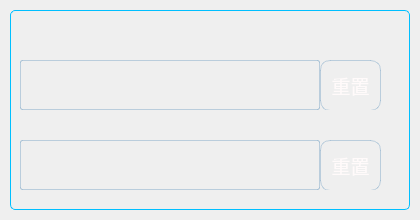
This is TIM/addresssetting.ui in Sunlx5522/TFW_PROJECT as Qt 5 draws it before an edit. The edited form follows.
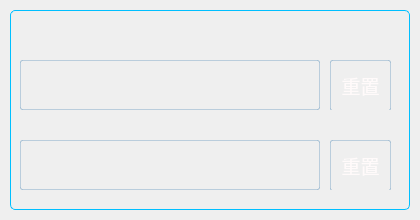
This is the edited form. Icons and pictures are not drawn.

```diff
--- a/TIM/addresssetting.ui
+++ b/TIM/addresssetting.ui
@@ -138,7 +138,7 @@
      <widget class="QPushButton" name="reset1">
       <property name="geometry">
        <rect>
-        <x>300</x>
+        <x>310</x>
         <y>10</y>
         <width>61</width>
         <height>51</height>
@@ -172,7 +172,7 @@
 color:#FFFAFA;/*字体颜色设置*/
 background-color:rgba(70,130,180, 0);/*背景颜色设置*/  
 border-style:outset;/*背景颜色设置*/
-border-radius:10px;/*边框圆角半径设置*/
+border-radius:2px;/*边框圆角半径设置*/
 border: 1px solid rgba(70,130,180, 80)
 }
 
@@ -387,7 +387,7 @@
      <widget class="QPushButton" name="reset2">
       <property name="geometry">
        <rect>
-        <x>300</x>
+        <x>310</x>
         <y>10</y>
         <width>61</width>
         <height>51</height>
@@ -421,7 +421,7 @@
 color:#FFFAFA;/*字体颜色设置*/
 background-color:rgba(70,130,180, 0);/*背景颜色设置*/  
 border-style:outset;/*背景颜色设置*/
-border-radius:10px;/*边框圆角半径设置*/
+border-radius:2px;/*边框圆角半径设置*/
 border: 1px solid rgba(70,130,180, 80)
 }
 
```
Left out of the diff: 14 changed lines with no effect on the pictures.
